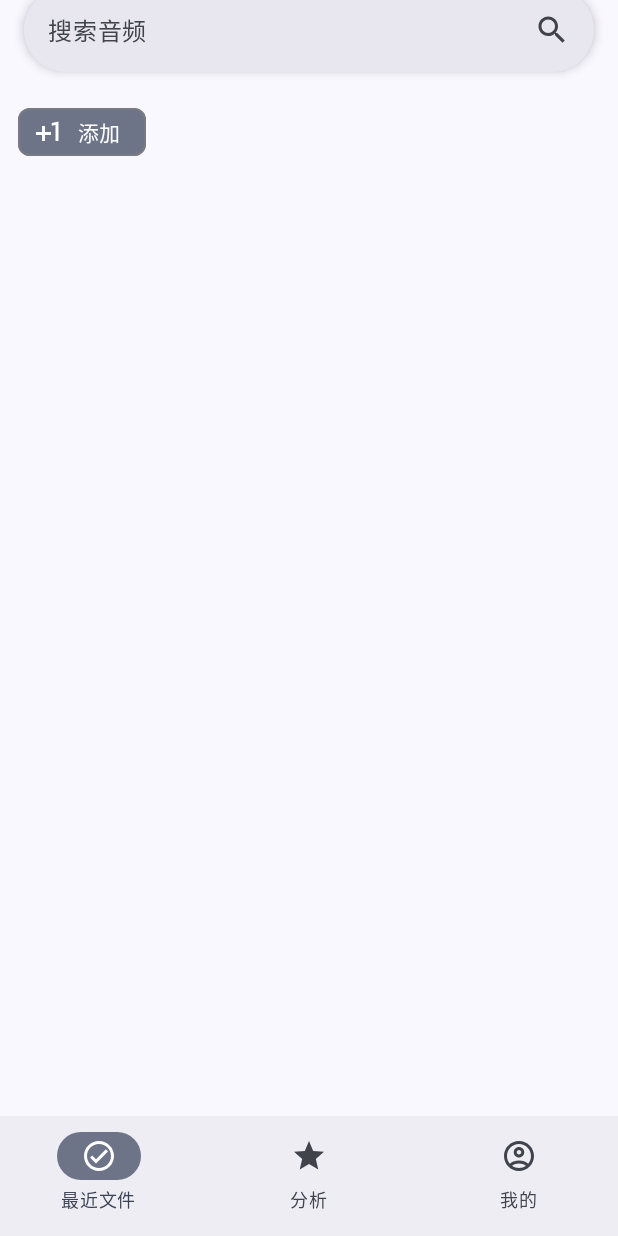
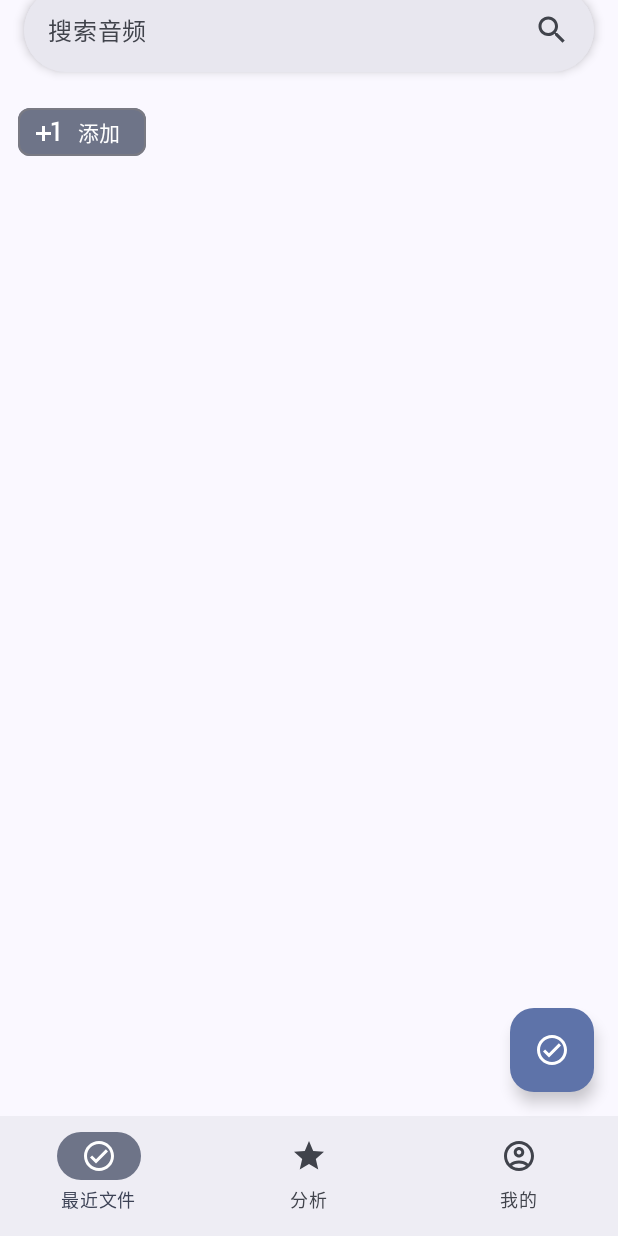
Before and after one commit to TiYi-suct/TiYi-App, an Android app built with Jetpack Compose: the RecentPage screen opened through its navigation route, on a phone screen of 412 x 824 dp. Run offline under Robolectric (Android 15) with nearby library versions, the phone set to English and light mode, and no system bars; libraries missing offline, so code that uses them is left out: com.jakewharton.retrofit2; network calls fail; 1 statement that could not run was skipped.

```diff
--- a/app/src/main/java/com/tiyi/tiyi_app/page/RecentPage.kt
+++ b/app/src/main/java/com/tiyi/tiyi_app/page/RecentPage.kt
@@ -298,7 +298,10 @@ fun EditTagDialogPreview() {
 
 @OptIn(ExperimentalMaterial3Api::class, ExperimentalFoundationApi::class)
 @Composable
-fun RecentPage(modifier: Modifier) {
+fun RecentPage(
+    submitError: (String) -> Unit,
+    modifier: Modifier=Modifier
+) {
     val recentViewModel: RecentViewModel = viewModel()
     val tags by recentViewModel.tagList.collectAsState()
     val songs by recentViewModel.recentList.collectAsState()
@@ -329,7 +332,9 @@ fun RecentPage(modifier: Modifier) {
                 onActiveChange = {},
                 trailingIcon = {
                     IconButton(
-                        onClick = { recentViewModel.searchMusic(query) }
+                        onClick = {
+                            submitError("搜索功能暂未实现")
+                        }
                     ) {
                         Icon(Icons.Outlined.Search, contentDescription = "搜索")
                     }
@@ -557,14 +562,3 @@ fun TagItem(tag: String, onSelectedChange: (Boolean) -> Unit, modifier: Modifier
             .animateContentSize()
     )
 }
-
-@Composable
-@Preview
-@Preview(uiMode = Configuration.UI_MODE_NIGHT_YES)
-fun RecentPagePreview() {
-    TiYiAppTheme {
-        Surface {
-            RecentPage(modifier = Modifier)
-        }
-    }
-}
--- a/app/src/main/java/com/tiyi/tiyi_app/ui/TiYiApp.kt
+++ b/app/src/main/java/com/tiyi/tiyi_app/ui/TiYiApp.kt
@@ -8,12 +8,12 @@ import androidx.compose.material.icons.Icons
 import androidx.compose.material.icons.outlined.AccountCircle
 import androidx.compose.material.icons.outlined.CheckCircle
 import androidx.compose.material.icons.outlined.Star
+import androidx.compose.material3.FloatingActionButton
 import androidx.compose.material3.Icon
 import androidx.compose.material3.LinearProgressIndicator
 import androidx.compose.material3.NavigationBar
 import androidx.compose.material3.NavigationBarItem
 import androidx.compose.material3.Scaffold
-import androidx.compose.material3.SnackbarDuration
 import androidx.compose.material3.SnackbarHost
 import androidx.compose.material3.SnackbarHostState
 import androidx.compose.material3.Text
@@ -61,18 +61,16 @@ fun TiYiApp() {
 fun MainScreen(modifier: Modifier = Modifier) {
     val navController = rememberNavController()
     val mainViewModel: MainViewModel = viewModel()
+    val snackbarHostState = remember { SnackbarHostState() }
     val scope = rememberCoroutineScope()
-    val snackbarHostState = remember { SnackbarHostState() }
     val error by mainViewModel.error.collectAsState()
 
     LaunchedEffect(error) {
-        if (error == null)
-            return@LaunchedEffect
+        error?.let {
             scope.launch {
-            snackbarHostState.showSnackbar(
-                message = error!!,
-                duration = SnackbarDuration.Short
-            )
+                snackbarHostState.showSnackbar(it)
+                mainViewModel.clearError()
+            }
         }
     }
 
@@ -84,6 +82,18 @@ fun MainScreen(modifier: Modifier = Modifier) {
 
     Scaffold(modifier = modifier.fillMaxSize(),
         snackbarHost = { SnackbarHost(snackbarHostState) },
+        floatingActionButton = {
+            FloatingActionButton(
+                onClick = {
+                    mainViewModel.submitError("test")
+                }
+            ) {
+                Icon(
+                    imageVector = Icons.Outlined.CheckCircle,
+                    contentDescription = "FloatingActionButton"
+                )
+            }
+        },
         bottomBar = {
             Column {
                 val loading by mainViewModel.loading.collectAsState()
@@ -102,7 +112,10 @@ fun MainScreen(modifier: Modifier = Modifier) {
                 .padding(innerPadding)
                 .fillMaxSize()
         ) {
-            composable("RecentPage") { RecentPage(Modifier.fillMaxSize()) }
+            composable("RecentPage") { RecentPage(
+                submitError = mainViewModel::submitError,
+                Modifier.fillMaxSize()
+            ) }
             composable("ProfilePage") { ProfilePage(Modifier.fillMaxSize()) }
             composable("AnalysisPage") { AnalysisPage(Modifier.fillMaxSize()) }
         }
```
Lines whose indentation alone changed are shown as unchanged.
